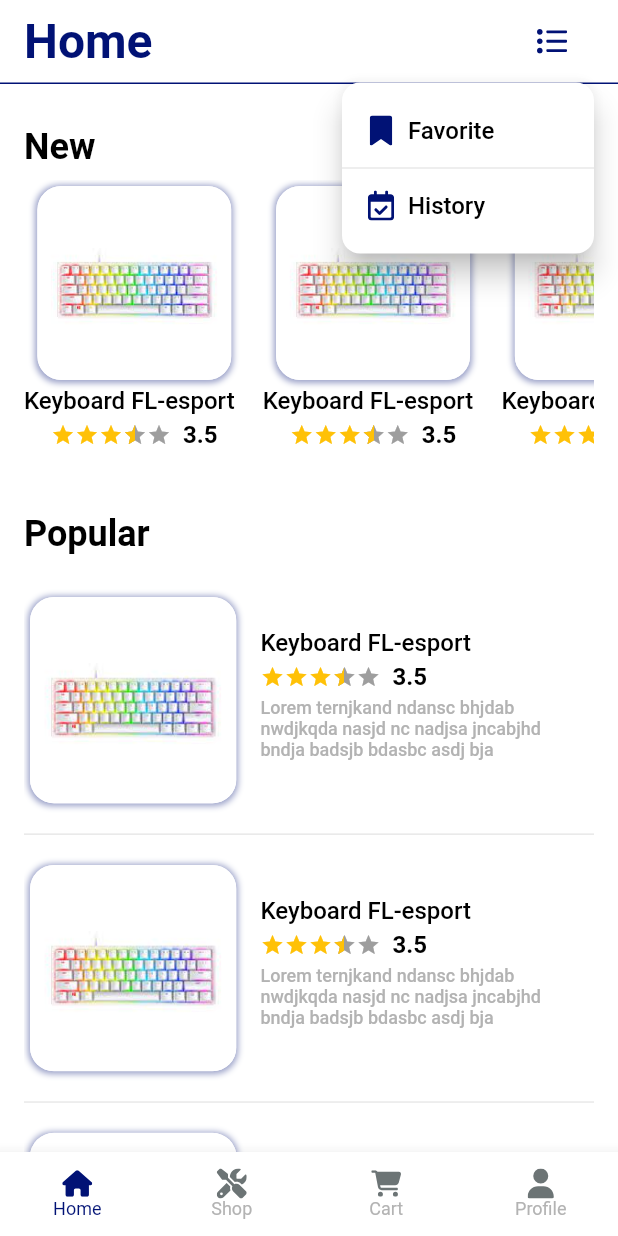
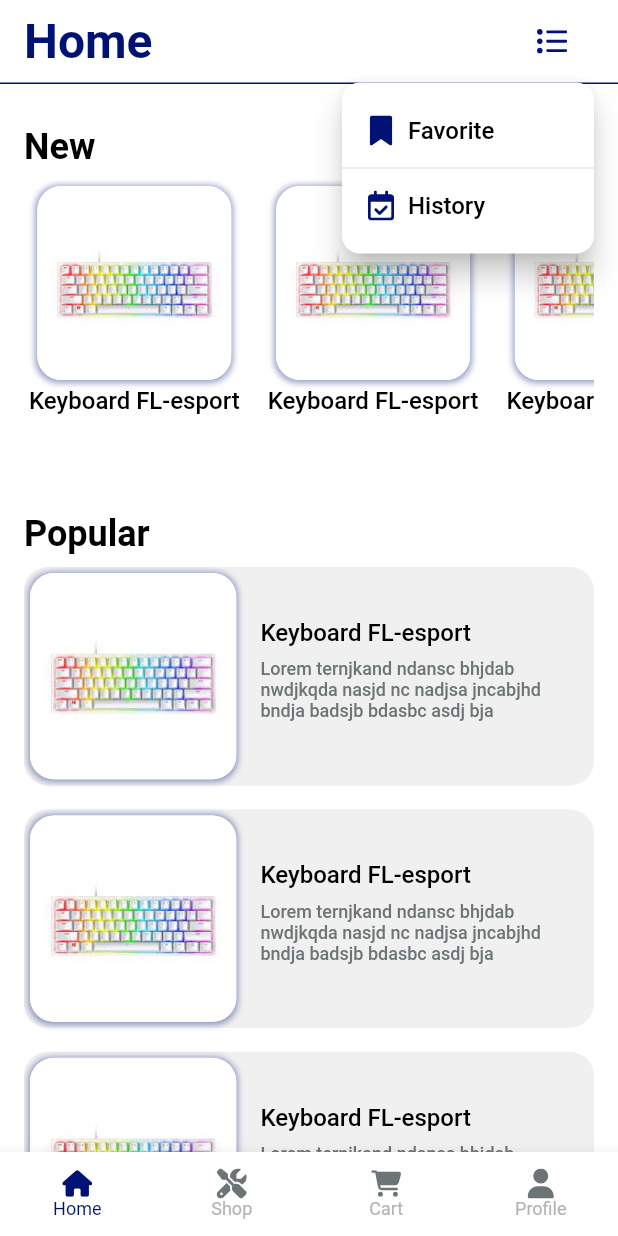
Before and after one commit to dong-dam-0079/flutter_shop_calendar, a Flutter app: the screen it shows after launch, after a tap on an icon or button, on a phone screen of 412 x 824 dp. Run offline on Flutter 3.47's test engine with Material 2 defaults, Android fonts, the phone set to English and light mode, and no system bars; drawn by our look-alikes of flutter_rating_bar, flutter_slidable; our stand-ins replace dio, fluro, flutter_svg, get, get_it, injectable and 3 more; Roboto replaces fonts that are missing (NotoSansJP).

Commit message:
feat: cart view

```diff
--- a/lib/common/constants/assets.dart
+++ b/lib/common/constants/assets.dart
@@ -16,6 +16,7 @@ class Assets {
   static const icBack = '$pathIcons/ic_back.svg';
   static const icPlus = '$pathIcons/ic_plus.svg';
   static const icMinus = '$pathIcons/ic_minus.svg';
+  static const icDelete = '$pathIcons/ic_trash.svg';
 
   /// Images
   static const imgKeyboard = '$pathImages/keyboard.jpg';
--- a/lib/l10n/intl_en.arb
+++ b/lib/l10n/intl_en.arb
@@ -9,5 +9,10 @@
   "title_popular": "Popular",
   "tab_device": "Device",
   "tab_service": "Service",
-  "button_add_to_cart": "Add to cart"
+  "button_add_to_cart": "Add to cart",
+  "title_order_info": "Order Info",
+  "title_sub_total": "Subtotal",
+  "title_ship": "Shipping Cost",
+  "title_total": "Total",
+  "button_buy": "Buy"
 }
--- a/lib/presentation/view/cart/cart_view.dart
+++ b/lib/presentation/view/cart/cart_view.dart
@@ -1,4 +1,13 @@
 import 'package:flutter/material.dart';
+import 'package:shop_laptop_project/presentation/widgets/common_app_bar.dart';
+import 'package:shop_laptop_project/presentation/widgets/common_button.dart';
+import 'package:shop_laptop_project/presentation/widgets/common_list_shop.dart';
+
+import '../../../common/res/colors.dart';
+import '../../../common/res/dimens.dart';
+import '../../../generated/l10n.dart';
+import '../../widgets/common_gaps.dart';
+import '../../widgets/common_text_styles.dart';
 
 class CartView extends StatefulWidget {
   const CartView({Key? key}) : super(key: key);
@@ -10,6 +19,94 @@ class CartView extends StatefulWidget {
 class _CartViewState extends State<CartView> {
   @override
   Widget build(BuildContext context) {
-    return Container();
+    return Scaffold(
+      appBar: _buildAppBar(),
+      body: Padding(
+        padding: const EdgeInsets.all(DimensRes.sp16),
+        child: Column(
+          crossAxisAlignment: CrossAxisAlignment.start,
+          children: [
+            const Expanded(
+              child: CommonListShop(
+                isVertical: true,
+                isCart: true,
+              ),
+            ),
+            Gaps.vGap2,
+            Gaps.vLine,
+            Gaps.vGap12,
+            Text(
+              S.current.title_order_info,
+              style: CommonTextStyles.large20
+                  .copyWith(fontWeight: FontWeight.w700),
+            ),
+            Gaps.vGap24,
+            _buildRowPrice(title: S.current.title_sub_total, price: '75'),
+            Gaps.vGap8,
+            _buildRowPrice(title: S.current.title_sub_total, price: '5'),
+            Gaps.vGap16,
+            _buildRowPrice(
+              title: S.current.title_sub_total,
+              price: '80',
+              isTotal: true,
+            ),
+            Gaps.vGap16,
+            SizedBox(
+              width: double.infinity,
+              child: CommonButton(
+                onPressed: () {},
+                title: S.current.button_buy,
+              ),
+            )
+          ],
+        ),
+      ),
+    );
+  }
+
+  CommonAppBar _buildAppBar() {
+    return CommonAppBar(
+      automaticallyImplyLeading: false,
+      widgetTitle: Padding(
+        padding: const EdgeInsets.only(left: DimensRes.sp16),
+        child: Align(
+          alignment: Alignment.centerLeft,
+          child: Text(
+            S.current.cart,
+            style: CommonTextStyles.title,
+          ),
+        ),
+      ),
+      bottom: PreferredSize(
+        preferredSize: const Size.fromHeight(1),
+        child: Container(
+          color: ColorsRes.primary,
+          height: 1,
+        ),
+      ),
+    );
+  }
+
+  Widget _buildRowPrice({
+    required String title,
+    required String price,
+    bool? isTotal,
+  }) {
+    return Row(
+      children: [
+        Expanded(
+          child: Text(
+            title,
+            style: CommonTextStyles.medium.copyWith(color: ColorsRes.textGray),
+          ),
+        ),
+        Text(
+          '\$$price',
+          style: isTotal ?? false
+              ? CommonTextStyles.large20.copyWith(fontWeight: FontWeight.w700)
+              : CommonTextStyles.medium,
+        )
+      ],
+    );
   }
 }
--- a/lib/presentation/view/detail/detail_view.dart
+++ b/lib/presentation/view/detail/detail_view.dart
@@ -41,6 +41,11 @@ class _DetailScreenState extends State<DetailView> {
           Positioned(
             top: kTextTabBarHeight,
             left: DimensRes.sp20,
+            child: Container(
+              decoration: BoxDecoration(
+                color: ColorsRes.white,
+                borderRadius: BorderRadius.circular(DimensRes.sp16),
+              ),
               child: IconButton(
                 onPressed: () {
                   Navigator.pop(context);
@@ -49,6 +54,7 @@ class _DetailScreenState extends State<DetailView> {
                   Assets.icBack,
                   height: DimensRes.sp24,
                   width: DimensRes.sp24,
+                ),
               ),
             ),
           ),
--- a/lib/presentation/widgets/common_app_bar.dart
+++ b/lib/presentation/widgets/common_app_bar.dart
@@ -43,8 +43,8 @@ class CommonAppBar extends StatelessWidget implements PreferredSizeWidget {
           Text(
             title ?? '',
             style: titleTextStyle ??
-                CommonTextStyles.medium.copyWith(
-                  color: ColorsRes.white,
+                CommonTextStyles.title.copyWith(
+                  color: ColorsRes.primary,
                 ),
             textAlign: TextAlign.center,
             maxLines: 1,
--- a/lib/presentation/widgets/common_list_shop.dart
+++ b/lib/presentation/widgets/common_list_shop.dart
@@ -1,5 +1,6 @@
 import 'package:flutter/material.dart';
 import 'package:flutter_rating_bar/flutter_rating_bar.dart';
+import 'package:flutter_slidable/flutter_slidable.dart';
 import 'package:shop_laptop_project/config/router/routers/home_router.dart';
 import 'package:shop_laptop_project/presentation/widgets/common_button.dart';
 
@@ -15,14 +16,17 @@ class CommonListShop extends StatelessWidget {
     Key? key,
     required this.isVertical,
     this.isShopButton,
+    this.isCart,
   }) : super(key: key);
 
   final bool isVertical;
   final bool? isShopButton;
+  final bool? isCart;
 
   @override
   Widget build(BuildContext context) {
-    return ListView.separated(
+    return SlidableAutoCloseBehavior(
+      child: ListView.builder(
         itemCount: 5,
         shrinkWrap: true,
         itemBuilder: (context, index) {
@@ -33,8 +37,46 @@ class CommonListShop extends StatelessWidget {
             child: Hero(
               tag: 'hero',
               child: Container(
-              width: double.infinity,
-              padding: const EdgeInsets.symmetric(vertical: DimensRes.sp16),
+                margin: const EdgeInsets.only(bottom: DimensRes.sp16),
+                decoration: BoxDecoration(
+                  color: ColorsRes.borderList.withOpacity(0.4),
+                  borderRadius: BorderRadius.circular(DimensRes.sp16),
+                ),
+                child: Slidable(
+                  key: UniqueKey(),
+                  enabled: isCart ?? false,
+                  groupTag: 'group',
+                  endActionPane: ActionPane(
+                    extentRatio: 0.25,
+                    motion: const ScrollMotion(),
+                    children: [
+                      SlidableAction(
+                        onPressed: (context) {},
+                        backgroundColor: ColorsRes.red,
+                        foregroundColor: Colors.white,
+                        icon: Icons.delete_forever_rounded,
+                        borderRadius: const BorderRadius.only(
+                          topRight: Radius.circular(DimensRes.sp16),
+                          bottomRight: Radius.circular(DimensRes.sp16),
+                        ),
+                      ),
+                    ],
+                  ),
+                  child: _itemList(),
+                ),
+              ),
+            ),
+          );
+        },
+      ),
+    );
+  }
+
+  Container _itemList() {
+    return Container(
+      decoration: BoxDecoration(
+          color: ColorsRes.borderList.withOpacity(0.4),
+          borderRadius: BorderRadius.circular(DimensRes.sp16)),
       child: Row(
         mainAxisSize: MainAxisSize.min,
         children: [
@@ -74,11 +116,6 @@ class CommonListShop extends StatelessWidget {
           Gaps.hGap4,
         ],
       ),
-            ),
-          ),
-        );
-      },
-      separatorBuilder: (BuildContext context, int index) => Gaps.vLine,
     );
   }
 }
@@ -88,10 +125,12 @@ class CommonItemList extends StatelessWidget {
     super.key,
     required this.isVertical,
     this.isShopButton,
+    this.isCart,
   });
 
   final bool isVertical;
   final bool? isShopButton;
+  final bool? isCart;
 
   @override
   Widget build(BuildContext context) {
@@ -108,7 +147,9 @@ class CommonItemList extends StatelessWidget {
           ),
         ),
         Gaps.vGap4,
-        Row(
+        Visibility(
+          visible: isCart ?? false,
+          child: Row(
             mainAxisAlignment:
                 isVertical ? MainAxisAlignment.start : MainAxisAlignment.center,
             children: [
@@ -134,13 +175,14 @@ class CommonItemList extends StatelessWidget {
               ),
             ],
           ),
+        ),
         Gaps.vGap4,
         Visibility(
           visible: isVertical,
           child: Flexible(
             child: Text(
               'Lorem ternjkand ndansc bhjdab nwdjkqda nasjd nc nadjsa jncabjhd bndja badsjb bdasbc asdj bja',
-              style: CommonTextStyles.small.copyWith(color: ColorsRes.textGray),
+              style: CommonTextStyles.small.copyWith(color: ColorsRes.darkGray),
               maxLines: 3,
               overflow: TextOverflow.ellipsis,
             ),
--- a/pubspec.yaml
+++ b/pubspec.yaml
@@ -72,6 +72,7 @@ dependencies:
 
   flutter_rating_bar: ^4.0.1
   google_fonts: ^4.0.4
+  flutter_slidable: ^3.0.0
 
 dev_dependencies:
   flutter_test:
```
Also changed, not shown: assets/icons/ic_trash.svg (added), lib/generated/intl/messages_en.dart, lib/generated/l10n.dart. Lines whose indentation alone changed are shown as unchanged.
